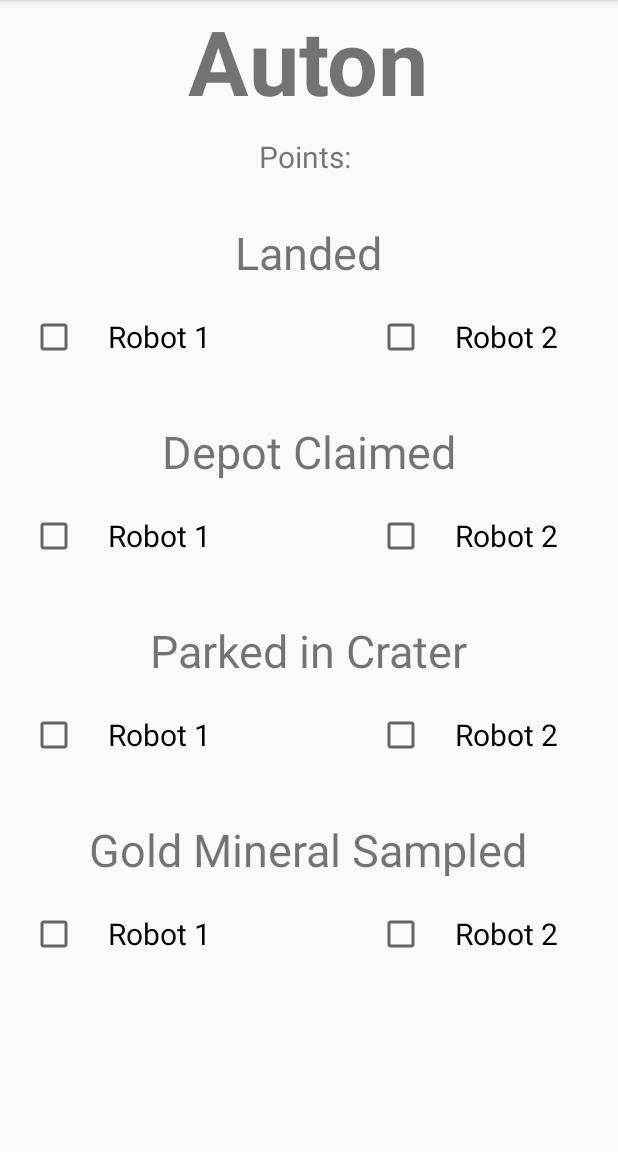
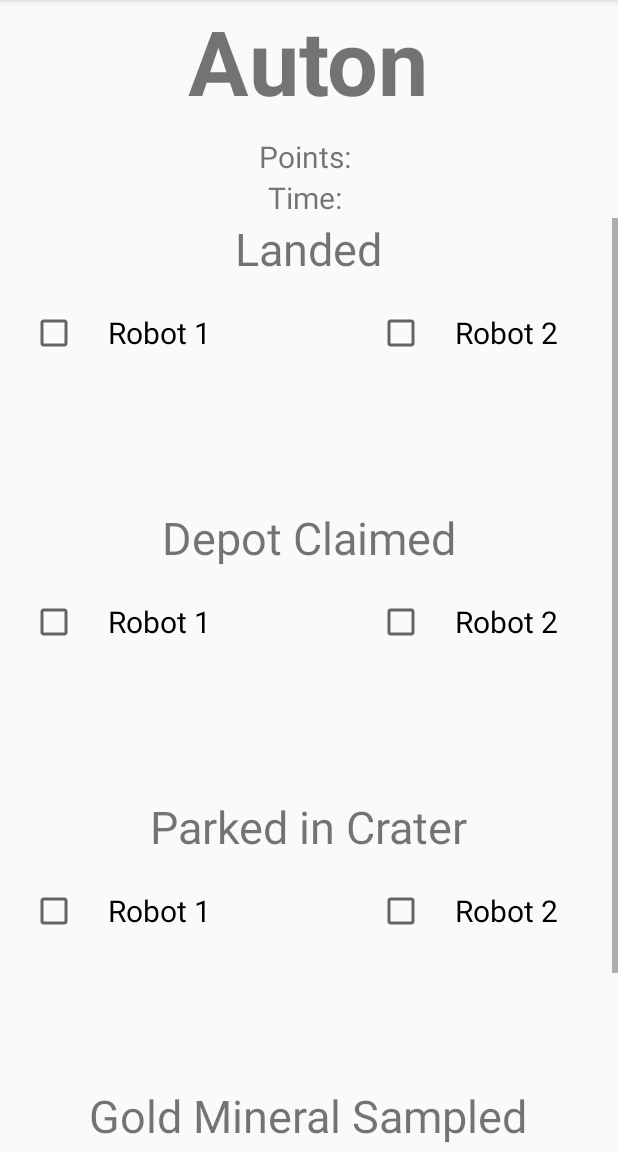
Before and after one commit to ethanpang1138/RoverRuckusScorer, an Android app: the screen it shows after launch (AutonScoringActivity), after a tap on "AUTON SCORING", on a phone screen of 412 x 824 dp, the part 84-1236 px from its top. Run offline under Robolectric (Android 15) with nearby library versions, the phone set to English and light mode, and no system bars.

Commit message:
implemented scoring

```diff
--- a/app/build.gradle
+++ b/app/build.gradle
@@ -4,7 +4,7 @@ android {
     compileSdkVersion 27
     defaultConfig {
         applicationId "com.ethanp1138.roverruckusscorerapp"
-        minSdkVersion 15
+        minSdkVersion 23
         targetSdkVersion 27
         versionCode 1
         versionName "1.0"
--- a/app/src/main/java/com/ethanp1138/roverruckusscorerapp/AutonScoringActivity.java
+++ b/app/src/main/java/com/ethanp1138/roverruckusscorerapp/AutonScoringActivity.java
@@ -1,14 +1,26 @@
 package com.ethanp1138.roverruckusscorerapp;
 
+import android.support.v7.app.AlertDialog;
 import android.support.v7.app.AppCompatActivity;
 import android.os.Bundle;
+import android.text.Layout;
 import android.view.View;
+import android.view.ViewGroup;
+import android.view.ViewParent;
+import android.widget.CheckBox;
+import android.widget.CompoundButton;
 import android.widget.LinearLayout;
+import android.widget.RelativeLayout;
 import android.widget.TextView;
+import android.widget.Toast;
+
+import org.w3c.dom.Text;
 
 public class AutonScoringActivity extends AppCompatActivity {
 
-    private static String[] SCORINGACHIEVEMENTS = {"Landed", "Depot Claimed", "Parked in Crater", "Gold Mineral Sampled"};
+    private static final String[] SCORING_ACHIEVEMENTS = {"Landed", "Depot Claimed", "Parked in Crater", "Gold Mineral Sampled"};
+    private static final int[] ACHIEVEMENT_POINTS = {30, 15, 10, 25};
+    private static int points = 0;
 
     @Override
     protected void onCreate(Bundle savedInstanceState) {
@@ -16,25 +28,83 @@ public class AutonScoringActivity extends AppCompatActivity {
         setContentView(R.layout.activity_auton_scoring);
 
         //get layout of the scoring activity
-        LinearLayout layout = findViewById(R.id.activity_auton_scoring);
+        LinearLayout layout = findViewById(R.id.widget_scoring_list);
 
 
         //create a label and two checkboxes for each scoring achievement
-        for(String achievement : SCORINGACHIEVEMENTS){
+        for(String achievement : SCORING_ACHIEVEMENTS){
             addScoringAchievement(achievement, layout);
         }
     }
 
+
     private void addScoringAchievement(String achievement, LinearLayout layout){
 
         //set up scoring to screen wih the scoring_achievement.xml
-        View scoring = getLayoutInflater().inflate(R.layout.scoring_achievement,null);
+        View scoringWidget = getLayoutInflater().inflate(R.layout.scoring_achievement, null);
 
-        //get widget with id to change label text
-        TextView tv = scoring.findViewById(R.id.scoring_text);
-        tv.setText(achievement);
+        //get scoring text view with id to change label text
+        TextView achievementText = scoringWidget.findViewById(R.id.scoring_text);
+        achievementText.setText(achievement);
+
+        //get checkboxes with id
+        CheckBox cb1 = scoringWidget.findViewById(R.id.robot1_checkbox);
+        CheckBox cb2 = scoringWidget.findViewById(R.id.robot2_checkbox);
+
+        //use helper method to set onClickListeners
+        setOnClickListeners(cb1, achievement);
+        setOnClickListeners(cb2, achievement);
 
         //add widget to layout
-        layout.addView(scoring);
+        layout.addView(scoringWidget);
     }
+
+
+    //helper method to set onClickListeners and update points accordingly
+    private void setOnClickListeners(CheckBox cb, final String achievementText){
+        cb.setOnCheckedChangeListener(new CompoundButton.OnCheckedChangeListener(){
+            @Override
+            public void onCheckedChanged(CompoundButton button, boolean isChecked){
+                //get the top level layout that this view is in
+                ViewGroup topLayout = (ViewGroup)button.getRootView();
+                //get the linearLayout, which is the widget itself
+                ViewGroup linearLayout = (ViewGroup) topLayout.getChildAt(0);
+
+                int children = topLayout.getChildCount();
+                int childcount = linearLayout.getChildCount();
+                String accessName = linearLayout.getAccessibilityClassName().toString();
+
+                //get the text which specifies the achievement with id
+                //String achievementText = ((TextView)linearLayout.findViewById(R.id.scoring_text)).getText().toString();
+
+                /*
+                AlertDialog.Builder builder = new AlertDialog.Builder(AutonScoringActivity.this);
+                builder.setMessage("layout: " + accessName + "\n text: " + achievementText + "\n topLayout child count: " + children +
+                                   "\n linearLayout child count: " + childcount);
+                AlertDialog dialog = builder.create();
+                dialog.show();
+*/
+                //get text view which displays score
+                TextView scoreText = linearLayout.findViewById(R.id.points_text);
+                //add points based on the type of scoring opportunity(landing earns some points, while parking earns a different amount)
+                int index = 0;
+                //find the scoring achievement
+                for(int i = 0; i < SCORING_ACHIEVEMENTS.length; i++){
+                    if(SCORING_ACHIEVEMENTS[i].equals(achievementText)){
+                        index = i;
+                    }
+                }
+                int value = ACHIEVEMENT_POINTS[index];
+                //add/subtract the corresponding amount to points and update pointsText
+                if(isChecked){
+                    points += value;
+                } else {
+                    points -= value;
+                }
+                scoreText.setText("Score: " + points);
+
+            }
+        });
+    }
+
 }
--- a/app/src/main/java/com/ethanp1138/roverruckusscorerapp/StartMenuActivity.java
+++ b/app/src/main/java/com/ethanp1138/roverruckusscorerapp/StartMenuActivity.java
@@ -13,7 +13,7 @@ public class StartMenuActivity extends AppCompatActivity {
         setContentView(R.layout.activity_start_menu);
     }
 
-    public void autonScoringClick(View view) {
+    public void onAutonScoringClick(View view) {
         Intent intent = new Intent(this, AutonScoringActivity.class);
         startActivity(intent);
     }
--- a/app/src/main/res/layout/activity_auton_scoring.xml
+++ b/app/src/main/res/layout/activity_auton_scoring.xml
@@ -7,6 +7,13 @@
     android:layout_width="match_parent"
     android:layout_height="match_parent"
     tools:context=".AutonScoringActivity">
+
+    <LinearLayout
+        android:id="@+id/widget_title"
+        android:layout_width="match_parent"
+        android:layout_height="wrap_content"
+        android:gravity="center"
+        android:orientation="vertical">
 
         <TextView
             android:layout_width="wrap_content"
@@ -18,11 +25,32 @@
             android:text="Auton"/>
 
         <TextView
+            android:id="@+id/points_text"
             android:layout_width="wrap_content"
             android:layout_height="wrap_content"
             android:layout_gravity="center"
-        android:layout_marginBottom="30sp"
             android:textSize="20sp"
             android:text="Points: "/>
 
+        <TextView
+            android:layout_width="wrap_content"
+            android:layout_height="wrap_content"
+            android:textSize="20sp"
+            android:text="Time: "/>
+
     </LinearLayout>
+
+    <ScrollView
+        android:layout_width="match_parent"
+        android:layout_height="wrap_content">
+
+        <LinearLayout
+            android:id="@+id/widget_scoring_list"
+            android:layout_width="match_parent"
+            android:layout_height="wrap_content"
+            android:orientation="vertical">
+
+        </LinearLayout>
+    </ScrollView>
+
+</LinearLayout>
--- a/app/src/main/res/layout/activity_start_menu.xml
+++ b/app/src/main/res/layout/activity_start_menu.xml
@@ -22,7 +22,7 @@
         android:layout_marginTop="60sp"
         android:padding="30sp"
         android:textSize="20sp"
-        android:onClick="autonScoringClick"
+        android:onClick="onAutonScoringClick"
         android:text="Auton Scoring" />
 
 </LinearLayout>
--- a/app/src/main/res/layout/scoring_achievement.xml
+++ b/app/src/main/res/layout/scoring_achievement.xml
@@ -1,6 +1,7 @@
 <?xml version="1.0" encoding="utf-8"?>
 <LinearLayout
     xmlns:android="http://schemas.android.com/apk/res/android"
+    android:id="@+id/scoring_widget"
     android:layout_width="match_parent"
     android:layout_height="match_parent"
     android:orientation="vertical"
@@ -13,14 +14,14 @@
         android:layout_gravity="center"
         android:layout_marginBottom="20sp"
         android:textSize="30sp"
-        android:text="Landed" />
+        android:text="Landing" />
 
     <RelativeLayout
         android:layout_width="match_parent"
         android:layout_height="wrap_content"
         android:orientation="horizontal"
         android:layout_gravity="center"
-        android:layout_marginBottom="40sp">
+        android:layout_marginBottom="100sp">
 
         <CheckBox
             android:id="@+id/robot1_checkbox"
@@ -29,8 +30,8 @@
             android:paddingHorizontal="20sp"
             android:layout_marginLeft="20sp"
             android:layout_alignParentLeft="true"
-            android:text="Robot 1"
-            android:textSize="20sp" />
+            android:textSize="20sp"
+            android:text="Robot 1" />
 
         <CheckBox
             android:id="@+id/robot2_checkbox"
@@ -39,10 +40,9 @@
             android:paddingHorizontal="20sp"
             android:layout_marginRight="20sp"
             android:layout_alignParentRight="true"
-            android:text="Robot 2"
-            android:textSize="20sp" />
+            android:textSize="20sp"
+            android:text="Robot 2" />
 
     </RelativeLayout>
 
-
 </LinearLayout>
```
Lines whose indentation alone changed are shown as unchanged.
